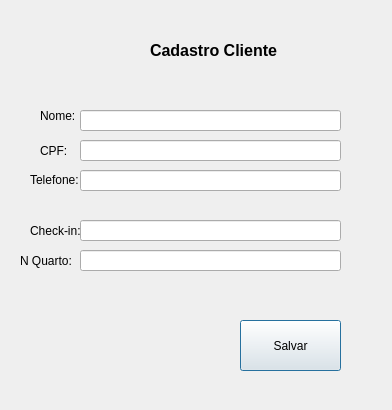
The window that cadastro.ui (Guizith/Proj-Estrutura) describes before a commit, drawn with Qt 5.
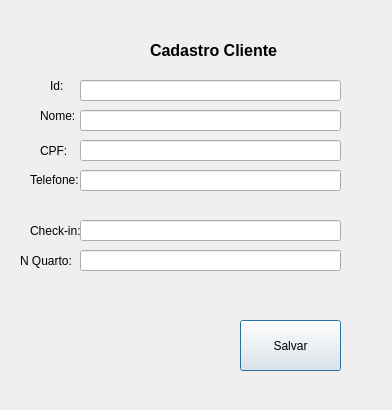
The same window after the commit.

Patch:
```diff
--- a/cadastro.ui
+++ b/cadastro.ui
@@ -161,6 +161,35 @@
     </rect>
    </property>
   </widget>
+  <widget class="QLabel" name="label_8">
+   <property name="geometry">
+    <rect>
+     <x>50</x>
+     <y>70</y>
+     <width>21</width>
+     <height>31</height>
+    </rect>
+   </property>
+   <property name="text">
+    <string>Id:</string>
+   </property>
+  </widget>
+  <widget class="QLineEdit" name="idText">
+   <property name="enabled">
+    <bool>true</bool>
+   </property>
+   <property name="geometry">
+    <rect>
+     <x>80</x>
+     <y>80</y>
+     <width>261</width>
+     <height>21</height>
+    </rect>
+   </property>
+   <property name="text">
+    <string/>
+   </property>
+  </widget>
  </widget>
  <resources/>
  <connections/>
```
